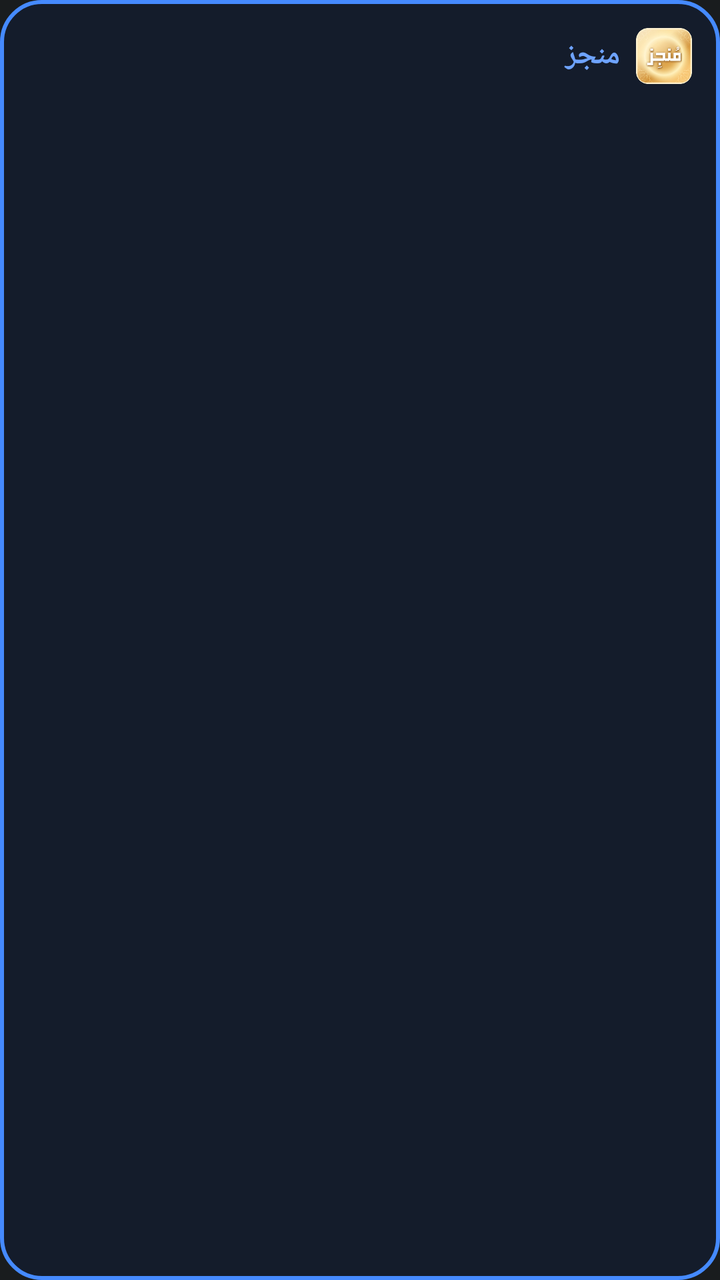
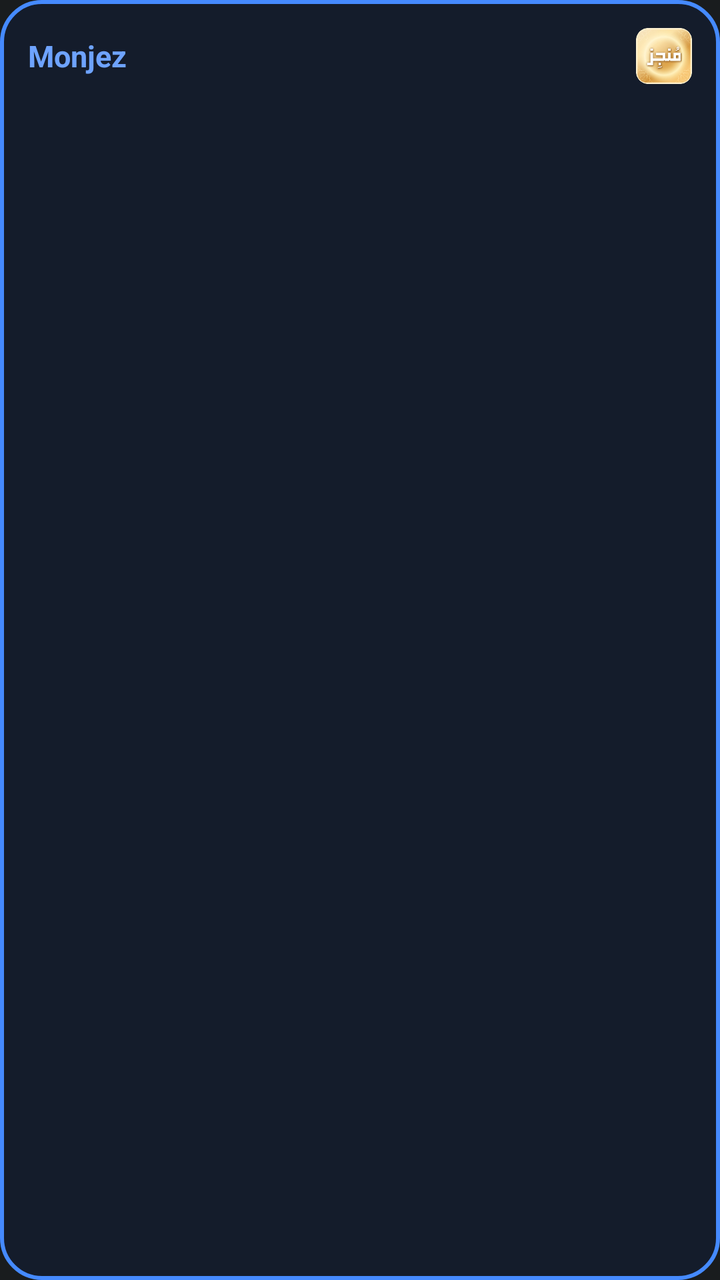

Before-and-after screenshots of an Android layout around one commit, followed by the original layout XML and the change that was made.
<!-- AndroidManifest.xml: application theme android:Theme.DeviceDefault.NoActionBar -->
<!-- res/layout/smart_widget_layout.xml -->
<?xml version="1.0" encoding="utf-8"?>
<LinearLayout xmlns:android="http://schemas.android.com/apk/res/android"
    android:id="@+id/widget_root"
    android:layout_width="match_parent"
    android:layout_height="match_parent"
    android:orientation="vertical"
    android:padding="14dp"
    android:background="@drawable/widget_bg"
    android:layoutDirection="rtl">

    <LinearLayout
        android:layout_width="match_parent"
        android:layout_height="wrap_content"
        android:orientation="horizontal"
        android:gravity="center_vertical">

        <ImageView
            android:id="@+id/widget_icon"
            android:layout_width="28dp"
            android:layout_height="28dp"
            android:src="@mipmap/ic_launcher" />

        <TextView
            android:id="@+id/widget_title"
            android:layout_width="0dp"
            android:layout_height="wrap_content"
            android:layout_weight="1"
            android:layout_marginStart="8dp"
            android:text="منجز"
            android:textColor="#6EA3FF"
            android:textSize="15sp"
            android:textStyle="bold"
            android:singleLine="true"
            android:ellipsize="end" />
    </LinearLayout>

    <TextView
        android:id="@+id/widget_body"
        android:layout_width="match_parent"
        android:layout_height="0dp"
        android:layout_weight="1"
        android:layout_marginTop="8dp"
        android:text=""
        android:textColor="#FFFFFF"
        android:textSize="14sp"
        android:lineSpacingMultiplier="1.25"
        android:gravity="top|right"
        android:maxLines="6"
        android:ellipsize="end" />
</LinearLayout>
<!-- resources referenced by this layout -->
<resources>
  <!-- drawable widget_bg (drawable) -->
  <?xml version="1.0" encoding="utf-8"?>
  <shape xmlns:android="http://schemas.android.com/apk/res/android"
      android:shape="rectangle">
      <solid android:color="#141C2B" />
      <corners android:radius="20dp" />
      <stroke android:width="2dp" android:color="#458AFF" />
  </shape>
  <!-- mipmap ic_launcher: png bitmap (mipmap-hdpi, 11095 bytes) -->
</resources>

<!-- the commit's change to res/layout/smart_widget_layout.xml (unified diff, before → after) -->
@@ -26,7 +26,7 @@
             android:layout_height="wrap_content"
             android:layout_weight="1"
             android:layout_marginStart="8dp"
-            android:text="منجز"
+            android:text="Monjez"
             android:textColor="#6EA3FF"
             android:textSize="15sp"
             android:textStyle="bold"
